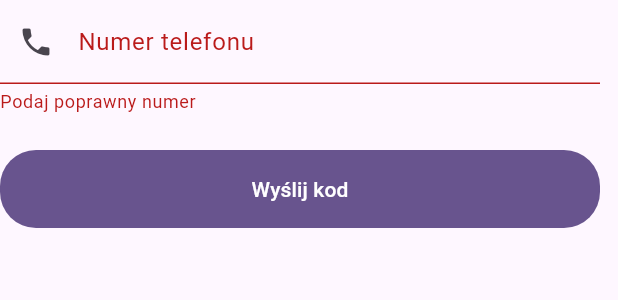
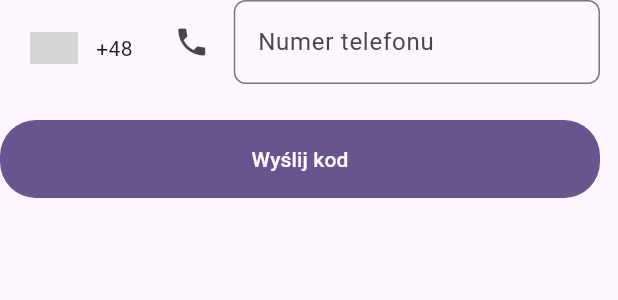
Before and after one commit to FastScore-uni/FastScore_frontend, a Flutter app: the PhoneAuthForm widget shown alone on an empty page, opened directly, after a tap on "Wyślij kod", on a phone screen of 412 x 824 dp. Shown: the top 300 px of the screen. Run offline on Flutter 3.47's test engine with Material 3 defaults, Android fonts, the phone set to English and light mode, and no system bars; drawn by our look-alikes of intl_phone_number_input; our stand-ins replace audio_video_progress_bar, audioplayers, cloud_firestore, firebase_auth, firebase_core, firebase_storage and 2 more; missing offline and left inert: flutter_dropzone, flutter_inappwebview, record; accounts and stored records are empty; grey boxes are pictures that could not be loaded.

Commit message:
refactor: add international phone number input to get phone number with country code

```diff
--- a/lib/widgets/phone_auth_form.dart
+++ b/lib/widgets/phone_auth_form.dart
@@ -1,8 +1,9 @@
+import 'package:flutter/material.dart';
+import 'package:intl_phone_number_input/intl_phone_number_input.dart';
+import 'package:fastscore_frontend/utils/validators.dart';
 import 'package:fastscore_frontend/widgets/auth_primary_button.dart';
 import 'package:fastscore_frontend/widgets/auth_text_field.dart';
-import 'package:flutter/material.dart';
 
-import '../utils/validators.dart';
 
 class PhoneAuthForm extends StatefulWidget{
   final Function(String phoneNumber) onSendCode;
@@ -20,13 +21,15 @@ class PhoneAuthForm extends StatefulWidget{
 
 class _PhoneAuthFormState extends State<PhoneAuthForm>{
   final _formKey = GlobalKey<FormState>();
-  final _phoneController = TextEditingController();
   final _otpController = TextEditingController();
   bool _codeSent = false;
 
+  String _fullPhoneNumber = '';
+  final PhoneNumber _initialNumber = PhoneNumber(isoCode: 'PL');
+  bool _isPhoneNumberValid = false;
+
   @override
   void dispose(){
-    _phoneController.dispose();
     _otpController.dispose();
     super.dispose();
   }
@@ -35,8 +38,10 @@ class _PhoneAuthFormState extends State<PhoneAuthForm>{
     if (!_formKey.currentState!.validate()) return;
 
     if (!_codeSent) {
-      widget.onSendCode(_phoneController.text);
-      setState(() => _codeSent = true);
+      if (_isPhoneNumberValid) {
+        widget.onSendCode(_fullPhoneNumber);
+        setState(() => _codeSent = true);
+      }
     } else {
       widget.onVerifyCode(_otpController.text);
     }
@@ -49,12 +54,35 @@ class _PhoneAuthFormState extends State<PhoneAuthForm>{
       child: Column(
         children: [
 
-          AuthTextField(
-              controller: _phoneController,
-              label: 'Numer telefonu',
-              icon: Icons.phone,
-              keyboardType: TextInputType.phone,
-              validator: Validators.phone,
+          SizedBox(
+            width: 400,
+            child: InternationalPhoneNumberInput(
+              selectorConfig: const SelectorConfig(
+                selectorType: PhoneInputSelectorType.BOTTOM_SHEET,
+              ),
+              inputDecoration: InputDecoration(
+                labelText: 'Numer telefonu',
+                icon: const Icon(Icons.phone),
+                border: OutlineInputBorder(
+                  borderRadius: BorderRadius.circular(8.0),
+                ),
+                hintText: 'np. 123 456 789',
+              ),
+              errorMessage: 'Nieprawidłowy numer telefonu.',
+              isEnabled: !_codeSent,
+              initialValue: _initialNumber,
+              keyboardType: TextInputType.number,
+
+              onInputChanged: (PhoneNumber number) {
+                _fullPhoneNumber = number.phoneNumber ?? '';
+              },
+
+              onInputValidated: (bool isValid) {
+                setState(() {
+                  _isPhoneNumberValid = isValid;
+                });
+              },
+            ),
           ),
 
           if (_codeSent) ...[
--- a/pubspec.yaml
+++ b/pubspec.yaml
@@ -51,6 +51,7 @@ dependencies:
   mime: ^2.0.0
   flutter_login: ^6.0.0
   font_awesome_flutter: ^10.12.0
+  intl_phone_number_input: ^0.7.5
 
 
 dev_dependencies:
```
Also changed, not shown: pubspec.lock.
